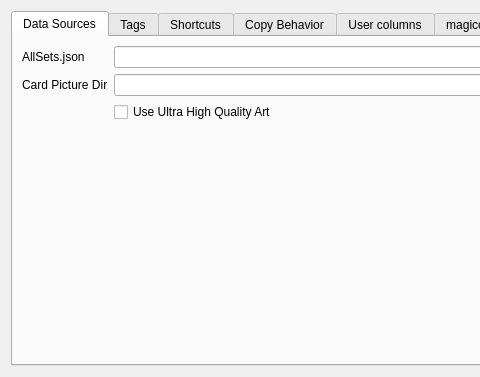
Old version of the form mtgcards/optionsdialog.ui in the repository stijnvermeir/mtgcards; both pictures show x 0 to 480 and y 0 to 377 of the 783 by 377 pixel window.
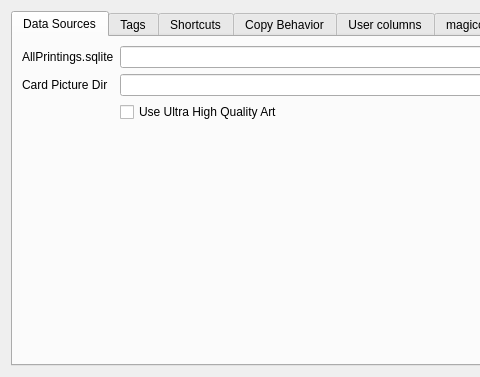
New version of the form. Icons and pictures are not drawn.

Patch:
```diff
--- a/mtgcards/optionsdialog.ui
+++ b/mtgcards/optionsdialog.ui
@@ -36,7 +36,7 @@
        <item row="1" column="0">
         <widget class="QLabel" name="label">
          <property name="text">
-          <string>AllSets.json</string>
+          <string>AllPrintings.sqlite</string>
          </property>
         </widget>
        </item>
```
